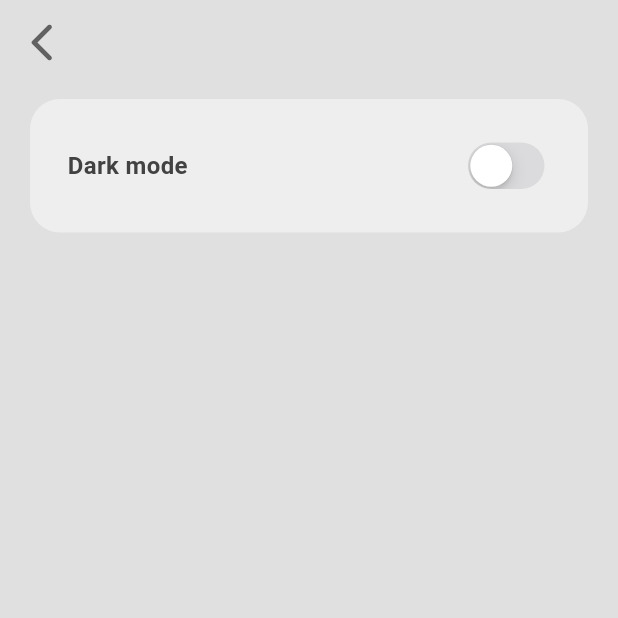
After one commit to zienex0/Buuk-Notes-App, a Flutter app: the SettingsPage screen opened directly, on a phone screen of 412 x 824 dp, the top half of it. The commit adds this screen. Run offline on Flutter 3.47's test engine with Material 3 defaults, Android fonts, the phone set to English and light mode, and no system bars; our stand-ins replace google_fonts, isar; accounts and stored records are empty; generated files the repository leaves out were written again.

Commit message:
Drawer works with its tiles. Settings page with elegant dark mode cuppertino switch

```diff
--- /dev/null
+++ b/lib/pages/settings_page.dart
@@ -0,0 +1,57 @@
+import 'package:buuk/themes/theme_provider.dart';
+import 'package:flutter/cupertino.dart';
+import 'package:flutter/material.dart';
+import 'package:provider/provider.dart';
+
+class SettingsPage extends StatelessWidget {
+  const SettingsPage({super.key});
+
+  @override
+  Widget build(BuildContext context) {
+    return Scaffold(
+      backgroundColor: Theme.of(context).colorScheme.surface,
+
+      // transparent appbar with back button
+      appBar: AppBar(
+        backgroundColor: Colors.transparent,
+        leading: IconButton(
+          icon: Icon(
+            Icons.arrow_back_ios_new_rounded,
+            size: 30,
+            color: Theme.of(context).colorScheme.primary,
+          ),
+          onPressed: () {
+            Navigator.pop(context);
+          },
+        ),
+      ),
+
+      // toggle theme
+      body: Container(
+        padding: const EdgeInsets.all(25),
+        margin: const EdgeInsets.only(left: 20, right: 20, top: 10),
+        decoration: BoxDecoration(
+          color: Theme.of(context).colorScheme.secondary,
+          borderRadius: BorderRadius.circular(20),
+        ),
+        child: Row(
+          mainAxisAlignment: MainAxisAlignment.spaceBetween,
+          children: [
+            Text(
+              'Dark mode',
+              style: TextStyle(
+                  fontSize: 16,
+                  fontWeight: FontWeight.bold,
+                  color: Theme.of(context).colorScheme.inversePrimary),
+            ),
+            CupertinoSwitch(
+                value: context.watch<ThemeProvider>().isDarkMode,
+                onChanged: (value) {
+                  context.read<ThemeProvider>().toggleTheme();
+                })
+          ],
+        ),
+      ),
+    );
+  }
+}
--- a/lib/themes/theme.dart
+++ b/lib/themes/theme.dart
@@ -14,9 +14,9 @@ ThemeData lightMode = ThemeData(
 ThemeData darkMode = ThemeData(
   brightness: Brightness.dark,
   colorScheme: ColorScheme.dark(
-    background: Colors.grey.shade900,
-    primary: Colors.grey.shade800,
+    primary: Colors.grey.shade300,
     secondary: Colors.grey.shade700,
-    inversePrimary: Colors.grey.shade300,
+    inversePrimary: Colors.grey.shade100,
+    surface: Colors.grey.shade900,
   ),
 );
```
Also changed, not shown: lib/components/drawer.dart (+15 -2 lines), lib/pages/notes_page.dart (+52 -6 lines).
